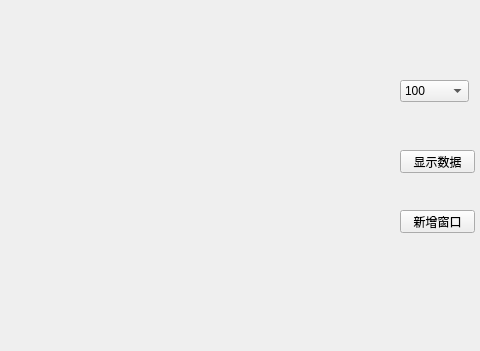
The window that ListView/mainwindow.ui (ZhouMei20220810/TEST) describes before a commit, drawn with Qt 5; both pictures show x 320 to 800 and y 0 to 351 of the 800 by 600 pixel window.
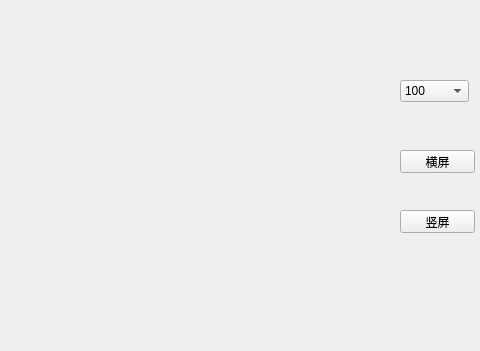
The same window after the commit.

```diff
--- a/ListView/mainwindow.ui
+++ b/ListView/mainwindow.ui
@@ -24,7 +24,7 @@
      </rect>
     </property>
     <property name="text">
-     <string>显示数据</string>
+     <string>横屏</string>
     </property>
    </widget>
    <widget class="QPushButton" name="btnAdd">
@@ -37,7 +37,7 @@
      </rect>
     </property>
     <property name="text">
-     <string>新增窗口</string>
+     <string>竖屏</string>
     </property>
    </widget>
    <widget class="QWidget" name="widget" native="true">
```
